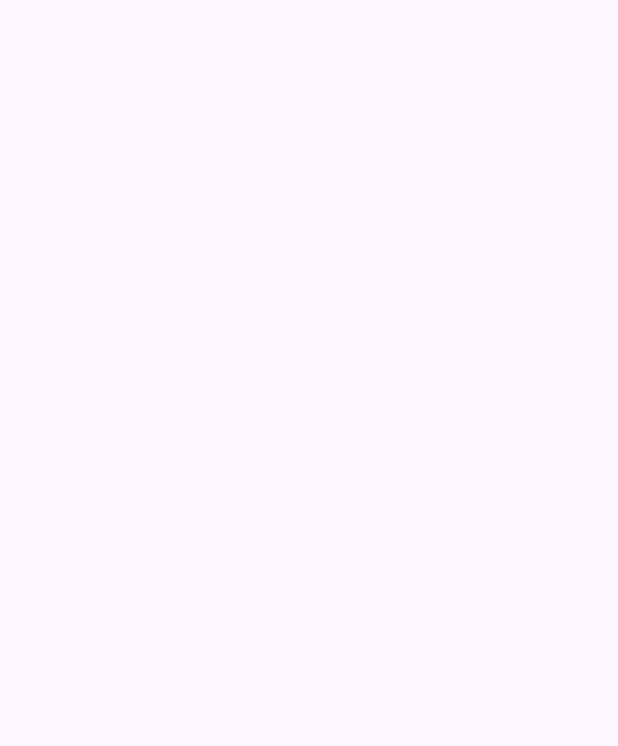
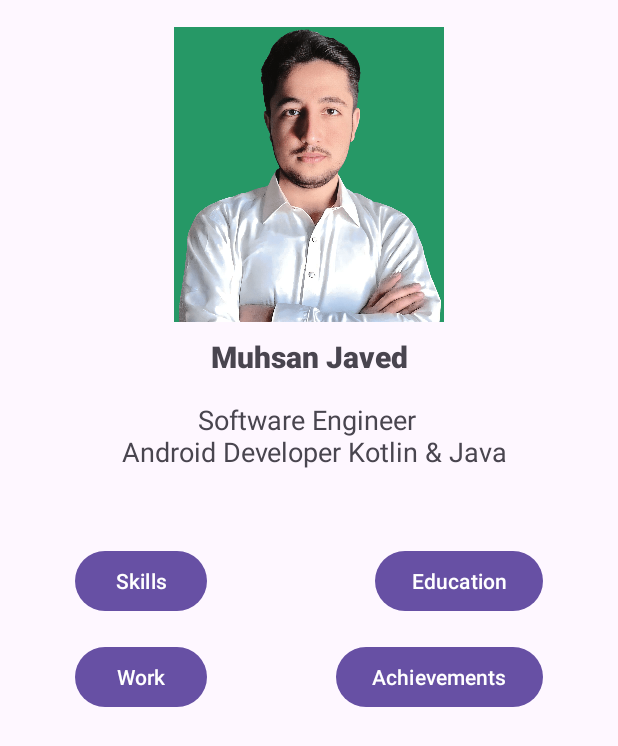
Before and after one commit to muhsan-javed/Portfolio-App, an Android app: the screen it shows after launch (MainActivity), on a phone screen of 412 x 824 dp. Before the commit the part shown is empty. Shown: the top 746 px of the screen. Run offline under Robolectric (Android 15) with nearby library versions, the phone set to English and light mode, and no system bars.

Commit message:
Part 1 Code is Completed

```diff
--- a/app/src/main/java/com/muhsantech/portfolioapp/MainActivity.kt
+++ b/app/src/main/java/com/muhsantech/portfolioapp/MainActivity.kt
@@ -1,13 +1,31 @@
 package com.muhsantech.portfolioapp
 
+import android.content.Intent
 import androidx.appcompat.app.AppCompatActivity
 import android.os.Bundle
+import android.view.View
+import android.widget.Toast
+import com.google.android.material.button.MaterialButton
 
 class MainActivity : AppCompatActivity() {
     override fun onCreate(savedInstanceState: Bundle?) {
         super.onCreate(savedInstanceState)
         setContentView(R.layout.activity_main)
 
+        // val and var
+        val btnSkills = findViewById<MaterialButton>(R.id.btnSkills)
+        btnSkills.setOnClickListener {
+            intent = Intent(this,SkillsActivity::class.java)
+            startActivity(intent)
+            //Toast.makeText(this@MainActivity,"Hi ClickListener", Toast.LENGTH_LONG).show()
+        }
+
+        btnSkills.setOnLongClickListener(View.OnLongClickListener {
+
+            Toast.makeText(this@MainActivity,"SkillsActivity", Toast.LENGTH_LONG).show()
+
+            true
+        })
 
     }
 }
--- a/app/src/main/res/layout/activity_main.xml
+++ b/app/src/main/res/layout/activity_main.xml
@@ -4,4 +4,81 @@
     xmlns:tools="http://schemas.android.com/tools"
     android:layout_width="match_parent"
     android:layout_height="match_parent"
-    tools:context=".MainActivity"/>
+    tools:context=".MainActivity">
+
+    <ImageView
+        android:id="@+id/profileImageView"
+        android:layout_width="200dp"
+        android:layout_height="200dp"
+        android:layout_marginTop="16dp"
+        app:layout_constraintEnd_toEndOf="parent"
+        app:layout_constraintStart_toStartOf="parent"
+        app:layout_constraintTop_toTopOf="parent"
+        android:padding="10dp"
+        android:scaleType="centerCrop"
+        android:src="@drawable/profile_image" />
+
+    <TextView
+        android:id="@+id/nameTextView"
+        android:layout_width="wrap_content"
+        android:layout_height="wrap_content"
+        android:layout_marginTop="8dp"
+        android:text="Muhsan Javed"
+        android:textStyle="bold"
+        android:textSize="20sp"
+        android:fontFamily="sans-serif-medium"
+        app:layout_constraintEnd_toEndOf="@+id/profileImageView"
+        app:layout_constraintStart_toStartOf="@+id/profileImageView"
+        app:layout_constraintTop_toBottomOf="@+id/profileImageView" />
+
+    <TextView
+        android:id="@+id/TitleTextView"
+        android:layout_width="wrap_content"
+        android:layout_height="wrap_content"
+        android:text="Software Engineer \n Android Developer Kotlin &amp; Java"
+        android:layout_marginTop="16dp"
+        android:textAlignment="center"
+        android:fontFamily="sans-serif"
+        android:textSize="18sp"
+        app:layout_constraintEnd_toEndOf="@+id/nameTextView"
+        app:layout_constraintStart_toStartOf="@+id/nameTextView"
+        app:layout_constraintTop_toBottomOf="@+id/nameTextView" />
+
+    <com.google.android.material.button.MaterialButton
+        android:id="@+id/btnSkills"
+        android:layout_width="wrap_content"
+        android:layout_height="wrap_content"
+        android:layout_marginStart="50dp"
+        android:layout_marginTop="50dp"
+        android:text="Skills"
+        app:layout_constraintStart_toStartOf="parent"
+        app:layout_constraintTop_toBottomOf="@+id/TitleTextView" />
+
+    <com.google.android.material.button.MaterialButton
+        android:id="@+id/btnEducation"
+        android:layout_width="wrap_content"
+        android:layout_height="wrap_content"
+        android:layout_marginEnd="50dp"
+        android:text="Education"
+        app:layout_constraintBottom_toBottomOf="@+id/btnSkills"
+        app:layout_constraintEnd_toEndOf="parent"
+        app:layout_constraintTop_toTopOf="@+id/btnSkills" />
+
+    <com.google.android.material.button.MaterialButton
+        android:id="@+id/btnWork"
+        android:layout_width="wrap_content"
+        android:layout_height="wrap_content"
+        android:layout_marginTop="16dp"
+        android:text="Work"
+        app:layout_constraintStart_toStartOf="@+id/btnSkills"
+        app:layout_constraintTop_toBottomOf="@+id/btnSkills" />
+
+    <com.google.android.material.button.MaterialButton
+        android:id="@+id/btnAchievements"
+        android:layout_width="wrap_content"
+        android:layout_height="wrap_content"
+        android:text="Achievements"
+        app:layout_constraintBottom_toBottomOf="@+id/btnWork"
+        app:layout_constraintEnd_toEndOf="@+id/btnEducation"
+        app:layout_constraintTop_toTopOf="@+id/btnWork" />
+</androidx.constraintlayout.widget.ConstraintLayout>
--- a/app/src/main/res/layout/activity_skills.xml
+++ b/app/src/main/res/layout/activity_skills.xml
@@ -6,4 +6,13 @@
     android:layout_height="match_parent"
     tools:context=".SkillsActivity">
 
+    <TextView
+        android:id="@+id/textView"
+        android:layout_width="wrap_content"
+        android:layout_height="wrap_content"
+        android:text="Come Soon"
+        app:layout_constraintBottom_toBottomOf="parent"
+        app:layout_constraintEnd_toEndOf="parent"
+        app:layout_constraintStart_toStartOf="parent"
+        app:layout_constraintTop_toTopOf="parent" />
 </androidx.constraintlayout.widget.ConstraintLayout>
```
